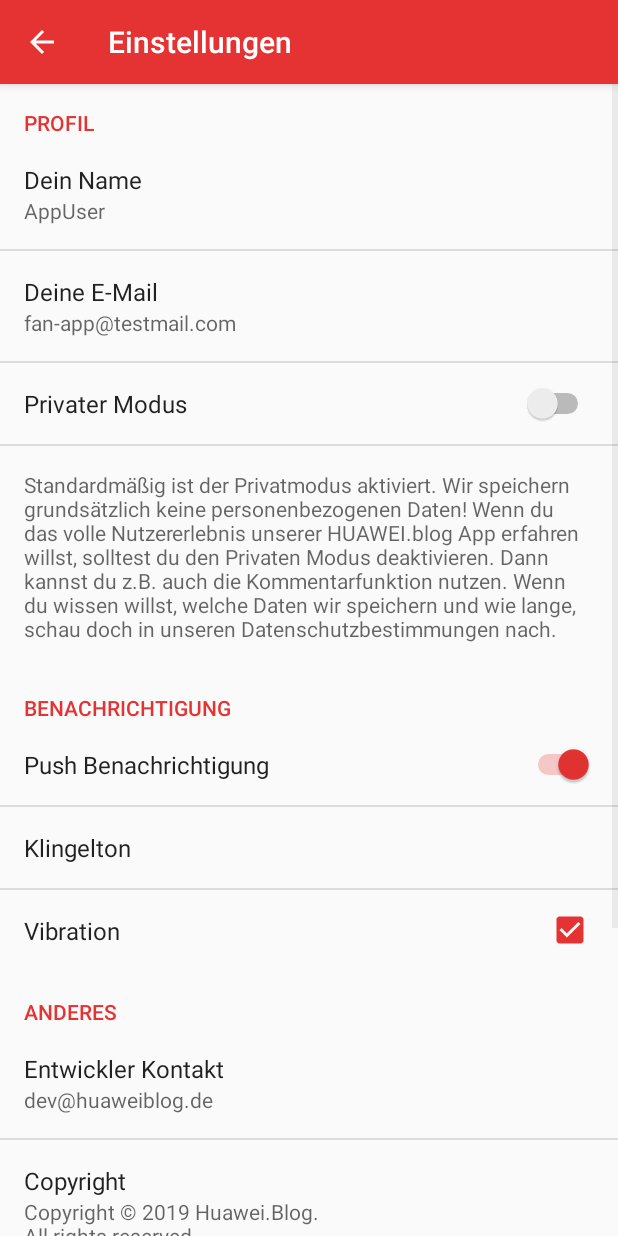
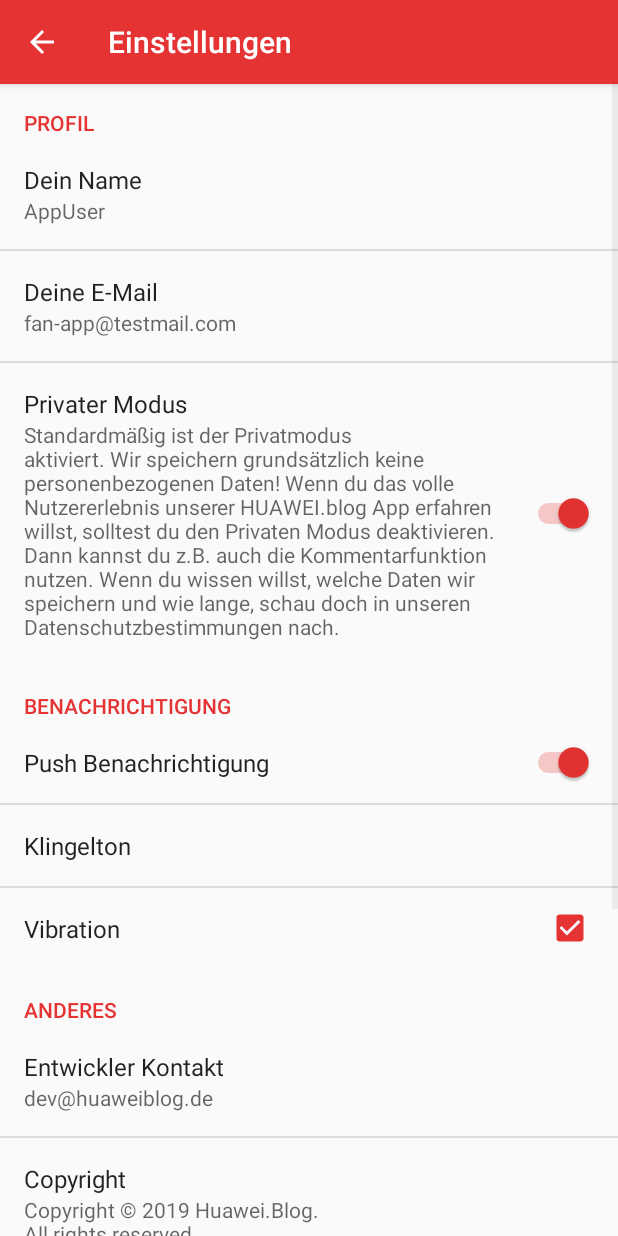
Before and after one commit to HUAWEIBlog/HUAWEI.Blog-Pro-App, an Android app: the ActivitySettings screen opened directly, with no data from a screen before it, on a phone screen of 412 x 824 dp. Run offline under Robolectric (Android 15) with nearby library versions, the phone set to English and light mode, and no system bars; our stand-ins replace Picasso; pictures from the network do not load.

Commit message:
add DSGVO Kompatibilität #6

```diff
--- a/app/src/main/java/com/app/huaweiblog/data/SharedPref.java
+++ b/app/src/main/java/com/app/huaweiblog/data/SharedPref.java
@@ -81,6 +81,10 @@ public class SharedPref {
         return default_prefence.getString(str(R.string.pref_title_email), str(R.string.default_your_email));
     }
 
+    public boolean getDSGVO(){
+        return default_prefence.getBoolean(str(R.string.pref_title_dsgvo), true);
+    }
+
     /**
      * For notifications flag
      */
--- a/app/src/main/res/values/colors.xml
+++ b/app/src/main/res/values/colors.xml
@@ -20,6 +20,7 @@
     <color name="grey_bg">#E6E6E6</color>
 
     <color name="red_color">#E53935</color>
+    <color name="orange_color">#FF9800</color>
     <color name="green_color">#7CB342</color>
     <color name="dark_soft_overlay">#80000000</color>
 
--- a/app/src/main/res/values/strings.xml
+++ b/app/src/main/res/values/strings.xml
@@ -83,6 +83,7 @@
     <string name="failed_text">Daten konnten nicht geladen werden.</string>
     <string name="failed_text_comment">Fehler beim Senden des Kommentars. Versuche es bitte später erneut.</string>
     <string name="valid_text_comment">Dein Kommentar ist abgesendet worden.</string>
+    <string name="no_dsgvo_comment">Privater Modus aktiv!</string>
     <string name="no_inet_text_comment">Keine Internet Verbindung. Versuche es später erneut.</string>
     <string name="after_send_comment">Dein Kommentarstatus ist</string>
     <string name="retry_txt">ERNEUT VERSUCHEN</string>
@@ -101,7 +102,7 @@
     <string name="remove_from_msg">entfernen von</string>
     <string name="added_to_msg">hinzufügen zu</string>
     <string name="comments_bottom_message">
-        Dein Kommentar wird akzeptiert, wenn er nicht doppelt, mehrfach hintereinander, dem Thema entsprechend und keine Hetze aufweist. Vor der Freigabe wird jeder Kommentar moderiert.
+        Dein Kommentar wird akzeptiert, wenn er nicht doppelt, mehrfach hintereinander, dem Thema entsprechend ist.
     </string>
 
     <!--exit notification-->
--- a/app/src/main/res/xml/setting_preferences.xml
+++ b/app/src/main/res/xml/setting_preferences.xml
@@ -18,11 +18,9 @@
             android:title="@string/pref_title_email" />
 
         <SwitchPreference
-            android:defaultValue="false"
+            android:defaultValue="true"
             android:key="@string/pref_title_dsgvo"
-            android:title="@string/pref_title_dsgvo" />
-
-        <Preference
+            android:title="@string/pref_title_dsgvo"
             android:summary="@string/pref_title_dsgvo_text"/>
 
     </PreferenceCategory>
```
Also changed, not shown: app/src/main/java/com/app/huaweiblog/ActivitySendComment.java (+38 -17 lines), app/src/main/java/com/app/huaweiblog/ActivitySettings.java (+8 -1 lines).
